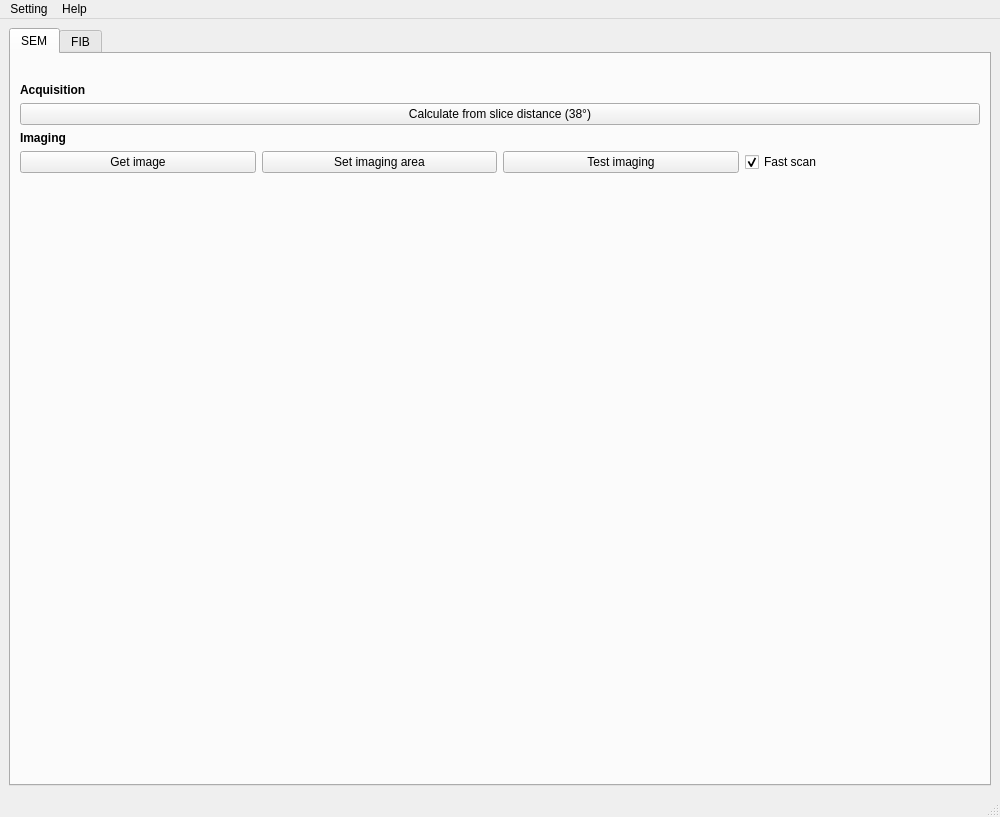
This is src/GUI/ui/FIBSEM_Maestro_GUI.ui in pauquail/FIBSEM_Maestro as Qt 5 draws it before an edit. The edited form follows.
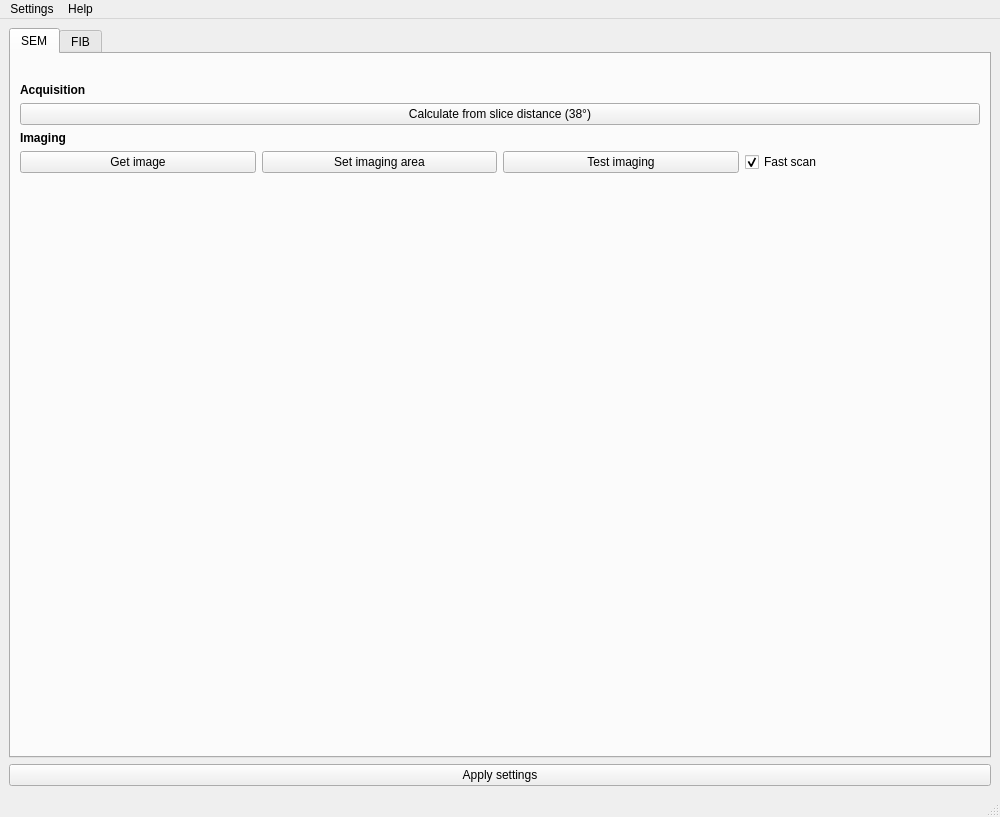
This is the edited form.

Patch:
```diff
--- a/src/GUI/ui/FIBSEM_Maestro_GUI.ui
+++ b/src/GUI/ui/FIBSEM_Maestro_GUI.ui
@@ -150,6 +150,17 @@
       </item>
      </layout>
     </item>
+    <item row="3" column="0">
+     <layout class="QHBoxLayout" name="horizontalLayout_2">
+      <item>
+       <widget class="QPushButton" name="applySettingsPushButton">
+        <property name="text">
+         <string>Apply settings</string>
+        </property>
+       </widget>
+      </item>
+     </layout>
+    </item>
    </layout>
   </widget>
   <widget class="QMenuBar" name="menubar">
@@ -158,12 +169,12 @@
      <x>0</x>
      <y>0</y>
      <width>1000</width>
-     <height>31</height>
+     <height>22</height>
     </rect>
    </property>
    <widget class="QMenu" name="menuSetting">
     <property name="title">
-     <string>Setting</string>
+     <string>Settings</string>
     </property>
     <addaction name="actionLoad"/>
     <addaction name="actionSave"/>
```
Left out of the diff: 6 changed lines with no effect on the pictures.
